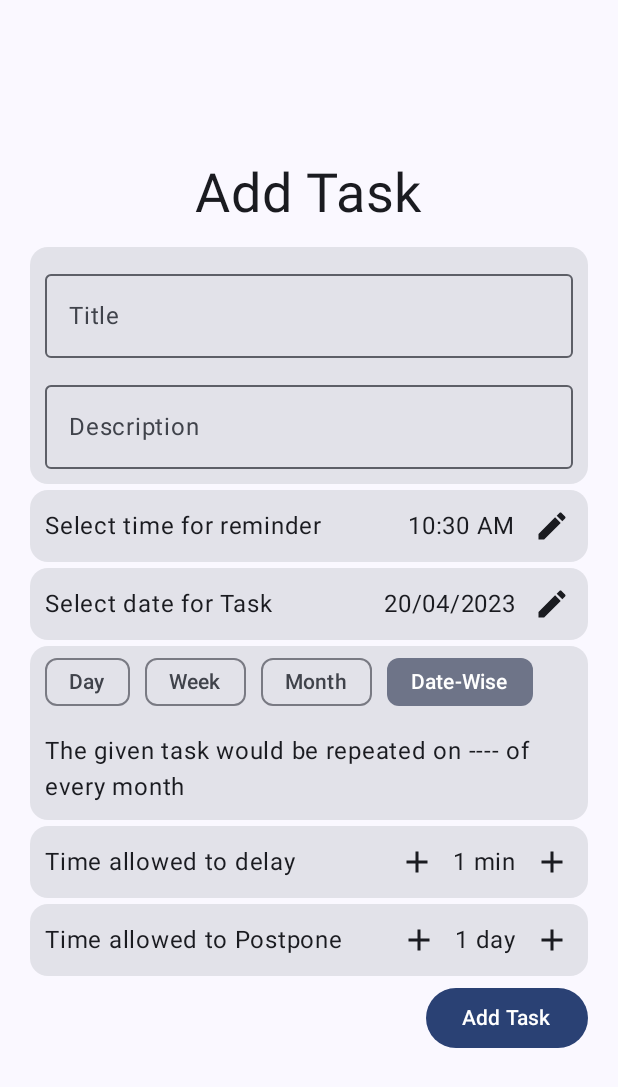
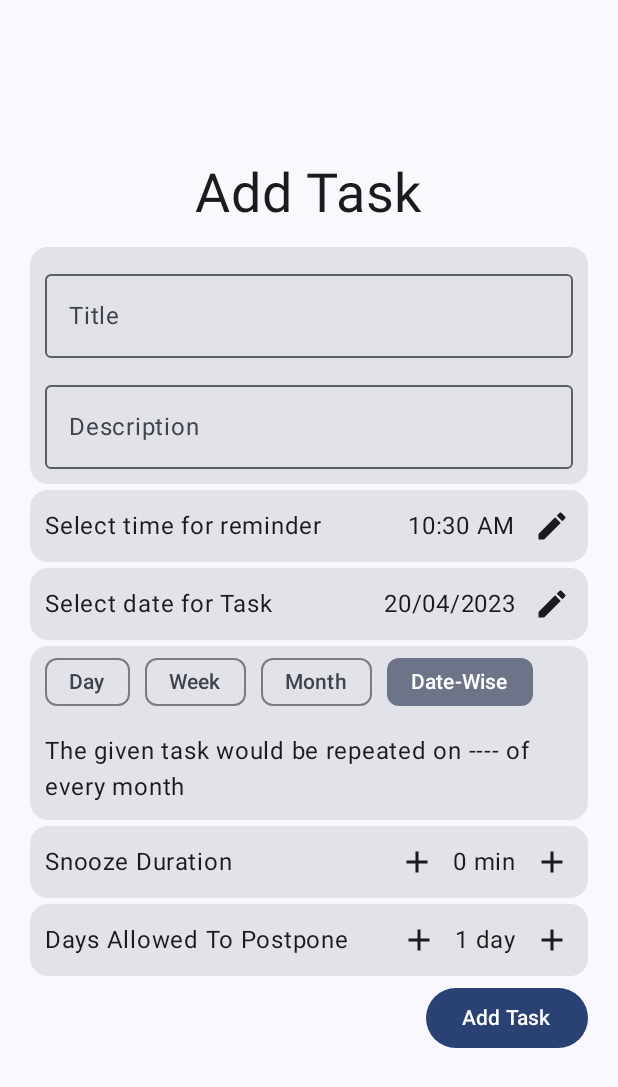
Before and after one commit to Vaishnav-Kanhirathingal/Scheduler, an Android app built with Jetpack Compose: the screen it shows after launch (MainActivity), after a tap on "Add Task", on a phone screen of 412 x 824 dp. Shown: the top 1087 px of the screen. Run offline under Robolectric (Android 15) with nearby library versions, the phone set to English and light mode, and no system bars; our stand-ins replace Firebase (no records; nobody signed in at launch, a user with empty details on screens opened directly).

Commit message:
Task creation in AddTaskPage.kt partially completed, added gson support

```diff
--- a/app/build.gradle
+++ b/app/build.gradle
@@ -75,4 +75,7 @@ dependencies {
     //navigation
     def nav_version = "2.5.3"
     implementation "androidx.navigation:navigation-compose:$nav_version"
+
+    //GSON
+    implementation 'com.google.code.gson:gson:2.10.1'
 }
--- a/app/src/main/java/com/example/scheduler/data/Task.kt
+++ b/app/src/main/java/com/example/scheduler/data/Task.kt
@@ -1,21 +1,40 @@
 package com.example.scheduler.data
 
+/**
+ * @param title main title
+ * @param description
+ * @param timeForReminder save the time for reminder as an integer. this is also the start time
+ * @param dateForReminder date for the first reminder
+ * @param dateWise this value tells if the task repeats on a particular date of the month or based on the value of [repeatGapDuration]
+ * @param repeatGapDuration repeat in _____ days this is for recurring events
+ * @param snoozeDuration time delay allowed for reminder within the same day
+ * @param postponeDuration how many days we can postpone the task
+ * */
 data class Task(
     val title: String,
     val description: String,
+    val timeForReminder: Int,
+    val dateForReminder: Int,
+    val dateWise: Boolean,
+    val repeatGapDuration: Int,
+    val snoozeDuration: Int,
+    val postponeDuration: Int,
+)
 
-    /** repeat in _____ days*/
-    val repeatGapDuration: Int,
-
-    /** time of day to remind about the task*/
-    val remindAt: Int,
-
-    /** when was the task set*/
-    val start: Int,
-
-    val delayTime: Int,
-    val delayDuration: Int
-)
 enum class Repetition {
     DAY, WEEK, MONTH, SAME_DATE
+
 }
+
+class Reps(
+    val enumValue: Repetition,
+    val timeUnit: String,
+    val step: Int
+)
+
+object Repetitions {
+    val DAY = Reps(enumValue = Repetition.DAY, timeUnit = "day", step = 1)
+    val WEEK = Reps(enumValue = Repetition.WEEK, timeUnit = "week", step = 7)
+    val MONTH = Reps(enumValue = Repetition.MONTH, timeUnit = "month", step = 30)
+    val SAME_DATE = Reps(enumValue = Repetition.SAME_DATE, timeUnit = "error", step = 0)
+}
--- a/app/src/main/java/com/example/scheduler/ui/screens/AddTaskPage.kt
+++ b/app/src/main/java/com/example/scheduler/ui/screens/AddTaskPage.kt
@@ -3,6 +3,7 @@ package com.example.scheduler.ui.screens
 import android.app.DatePickerDialog
 import android.app.TimePickerDialog
 import android.icu.util.Calendar
+import android.util.Log
 import android.widget.DatePicker
 import androidx.compose.animation.AnimatedVisibility
 import androidx.compose.foundation.ScrollState
@@ -28,6 +29,7 @@ import androidx.compose.material3.IconButton
 import androidx.compose.material3.OutlinedTextField
 import androidx.compose.material3.Text
 import androidx.compose.runtime.Composable
+import androidx.compose.runtime.MutableState
 import androidx.compose.runtime.mutableStateOf
 import androidx.compose.runtime.remember
 import androidx.compose.runtime.saveable.rememberSaveable
@@ -38,9 +40,15 @@ import androidx.compose.ui.tooling.preview.Preview
 import androidx.compose.ui.unit.dp
 import androidx.compose.ui.unit.sp
 import com.example.scheduler.data.Repetition
+import com.example.scheduler.data.Repetitions
+import com.example.scheduler.data.Reps
+import com.example.scheduler.data.Task
 import com.example.scheduler.values.FontSizeCustomValues
 import com.example.scheduler.values.PaddingCustomValues.externalSpacing
 import com.example.scheduler.values.PaddingCustomValues.internalSpacing
+import com.google.gson.Gson
+
+private const val TAG = "AddTaskPage"
 
 @Composable
 @Preview(showBackground = true)
@@ -50,6 +58,12 @@ fun AddTaskScreenPreview() {
 
 @Composable
 fun AddTaskScreen(onCompletion: () -> Unit) {
+    val title = rememberSaveable { mutableStateOf("") }
+    val description = rememberSaveable { mutableStateOf("") }
+    val dateWise = rememberSaveable { mutableStateOf(false) }
+    val snoozeDuration = rememberSaveable { mutableStateOf(0) }
+    val postponeDuration = rememberSaveable { mutableStateOf(1) }
+    val daysDelayed = rememberSaveable { mutableStateOf(0) }
     Column(
         modifier = Modifier
             .fillMaxWidth()
@@ -64,15 +78,29 @@ fun AddTaskScreen(onCompletion: () -> Unit) {
                 .align(Alignment.CenterHorizontally)
                 .padding(externalSpacing)
         )
-        TitleAndDescription()
+        TitleAndDescription(title, description)
         StartTimePicker()
         StartDatePicker()
-        RepeatSchedule()
-        DelayTaskTime()
-        DelayTaskDay()
+        RepeatSchedule(dateWise = dateWise, daysDelayed = daysDelayed)
+        DelayTaskTime(snoozeDuration = snoozeDuration)
+        DelayTaskDay(postponeDuration = postponeDuration)
         Button(
-            onClick = { /*TODO*/ }, modifier = Modifier.align(Alignment.End)
-        ) { Text(text = "Add Task") }
+            onClick = {
+                val task = Task(
+                    title = title.value,
+                    description = description.value,
+                    timeForReminder = 0,
+                    dateForReminder = 0,
+                    dateWise = dateWise.value,
+                    repeatGapDuration = daysDelayed.value,
+                    snoozeDuration = snoozeDuration.value,
+                    postponeDuration = postponeDuration.value
+                )
+                Log.d(TAG, "gson str = ${Gson().toJson(task)}")
+            },
+            modifier = Modifier.align(Alignment.End),
+            content = { Text(text = "Add Task") }
+        )
         Spacer(
             modifier = Modifier
                 .fillMaxWidth()
@@ -83,21 +111,21 @@ fun AddTaskScreen(onCompletion: () -> Unit) {
 
 @OptIn(ExperimentalMaterial3Api::class)
 @Composable
-@Preview
-fun TitleAndDescription(modifier: Modifier = Modifier) {
+fun TitleAndDescription(
+    title: MutableState<String>,
+    description: MutableState<String>, modifier: Modifier = Modifier
+) {
     Card(modifier = modifier.fillMaxWidth()) {
         Column(
             verticalArrangement = Arrangement.spacedBy(externalSpacing),
             modifier = Modifier.padding(externalSpacing)
         ) {
-            val title = rememberSaveable { mutableStateOf("") }
             OutlinedTextField(
                 value = title.value,
                 onValueChange = { title.value = it },
                 label = { Text(text = "Title") },
                 modifier = Modifier.fillMaxWidth()
             )
-            val description = rememberSaveable { mutableStateOf("") }
             OutlinedTextField(
                 value = description.value,
                 onValueChange = { description.value = it },
@@ -108,11 +136,24 @@ fun TitleAndDescription(modifier: Modifier = Modifier) {
     }
 }
 
+@Composable
+@Preview
+fun RepeatSchedulePreview() {
+    RepeatSchedule(
+        dateWise = remember { mutableStateOf(true) },
+        daysDelayed = remember { mutableStateOf(0) }
+    )
+}
+
 @OptIn(ExperimentalMaterial3Api::class)
 @Composable
-@Preview
-fun RepeatSchedule(modifier: Modifier = Modifier) {
-    val selected = remember { mutableStateOf(Repetition.SAME_DATE) }
+fun RepeatSchedule(
+    modifier: Modifier = Modifier,
+    dateWise: MutableState<Boolean>,
+    daysDelayed: MutableState<Int>
+) {
+//    val daysDelayed = remember { mutableStateOf(0) }
+    val selected = remember { mutableStateOf(Repetitions.SAME_DATE) }
     Card(modifier = modifier) {
         Column {
             Row(
@@ -121,30 +162,38 @@ fun RepeatSchedule(modifier: Modifier = Modifier) {
                     .scrollable(ScrollState(0), orientation = Orientation.Horizontal),
                 horizontalArrangement = Arrangement.spacedBy(externalSpacing)
             ) {
-                // TODO: select units day, week, year
+                val selector: (Reps) -> Unit = { reps: Reps ->
+                    selected.value = reps
+                    daysDelayed.value = if (reps.step != 0) {
+                        (daysDelayed.value / reps.step) * reps.step
+                    } else {
+                        0
+                    }
+                }
                 FilterChip(
-                    onClick = { selected.value = Repetition.DAY },
+                    onClick = { selector(Repetitions.DAY) },
                     label = { Text(text = "Day") },
-                    selected = Repetition.DAY == selected.value
+                    selected = Repetition.DAY == selected.value.enumValue
                 )
                 FilterChip(
-                    onClick = { selected.value = Repetition.WEEK },
+                    onClick = { selector(Repetitions.WEEK) },
                     label = { Text(text = "Week") },
-                    selected = Repetition.WEEK == selected.value
+                    selected = Repetition.WEEK == selected.value.enumValue
                 )
                 FilterChip(
-                    onClick = { selected.value = Repetition.MONTH },
+                    onClick = { selector(Repetitions.MONTH) },
                     label = { Text(text = "Month") },
-                    selected = Repetition.MONTH == selected.value
+                    selected = Repetition.MONTH == selected.value.enumValue
                 )
                 FilterChip(
-                    onClick = { selected.value = Repetition.SAME_DATE },
+                    onClick = { selector(Repetitions.SAME_DATE) },
                     label = { Text(text = "Date-Wise") },
-                    selected = Repetition.SAME_DATE == selected.value
+                    selected = Repetition.SAME_DATE == selected.value.enumValue
                 )
+                dateWise.value = (selected.value.enumValue == Repetition.SAME_DATE)
             }
 
-            AnimatedVisibility(visible = selected.value == Repetition.SAME_DATE) {
+            AnimatedVisibility(visible = selected.value.enumValue == Repetition.SAME_DATE) {
                 // TODO: display the date of month
                 Text(
                     text = "The given task would be repeated on ---- of every month",
@@ -154,7 +203,7 @@ fun RepeatSchedule(modifier: Modifier = Modifier) {
                 )
 
             }
-            AnimatedVisibility(visible = selected.value != Repetition.SAME_DATE) {
+            AnimatedVisibility(visible = selected.value.enumValue != Repetition.SAME_DATE) {
                 Row(verticalAlignment = Alignment.CenterVertically) {
                     Text(
                         text = "Repeat in",
@@ -163,12 +212,34 @@ fun RepeatSchedule(modifier: Modifier = Modifier) {
                             .weight(1f)
                             .padding(externalSpacing)
                     )
-                    SelectNumberRange(
-                        when (selected.value) {
-                            Repetition.DAY -> "Day"
-                            Repetition.WEEK -> "Week"
-                            Repetition.MONTH -> "Month"
-                            Repetition.SAME_DATE -> "error"
+                    IconButton(
+                        onClick = {
+                            if (daysDelayed.value >= selected.value.step) {
+                                daysDelayed.value -= selected.value.step
+                            }
+                        },
+                        content = {
+                            Icon(imageVector = Icons.Filled.Add, contentDescription = null)
+                        }
+                    )
+                    Text(
+                        text = "${
+                            if (selected.value.step != 0) {
+                                daysDelayed.value / selected.value.step
+                            } else {
+                                "0"
+                            }
+                        } ${selected.value.timeUnit}${if (daysDelayed.value > 1) "s" else ""}",
+                        fontSize = FontSizeCustomValues.medium
+                    )
+                    IconButton(
+                        onClick = {
+                            if (daysDelayed.value < 1000) {
+                                daysDelayed.value += selected.value.step
+                            }
+                        },
+                        content = {
+                            Icon(imageVector = Icons.Filled.Add, contentDescription = null)
                         }
                     )
                 }
@@ -251,40 +322,50 @@ fun StartDatePicker(modifier: Modifier = Modifier) {
 }
 
 @Composable
-fun DelayTaskTime(modifier: Modifier = Modifier) {
+fun DelayTaskTime(modifier: Modifier = Modifier, snoozeDuration: MutableState<Int>) {
     Card(modifier = modifier) {
         Row(verticalAlignment = Alignment.CenterVertically) {
             Text(
-                text = "Time allowed to delay",
+                text = "Snooze Duration",
                 modifier = Modifier
                     .weight(1f)
                     .padding(externalSpacing),
                 fontSize = FontSizeCustomValues.medium
             )
-            SelectNumberRange("min")
+            SelectNumberRange(
+                unit = "min",
+                value = snoozeDuration
+            )
         }
     }
 }
 
 @Composable
-fun DelayTaskDay(modifier: Modifier = Modifier) {
+fun DelayTaskDay(modifier: Modifier = Modifier, postponeDuration: MutableState<Int>) {
     Card(modifier = modifier) {
         Row(verticalAlignment = Alignment.CenterVertically) {
             Text(
-                text = "Time allowed to Postpone",
+                text = "Days Allowed To Postpone",
                 modifier = Modifier
                     .weight(1f)
                     .padding(externalSpacing),
                 fontSize = FontSizeCustomValues.medium
             )
-            SelectNumberRange("day")
+            SelectNumberRange(
+                unit = "day",
+                value = postponeDuration
+            )
         }
     }
 }
 
 @Composable
-fun SelectNumberRange(unit: String, rangeMin: Int = 0, rangeMax: Int = 20) {
-    val value = remember { mutableStateOf(1) }
+fun SelectNumberRange(
+    unit: String,
+    rangeMin: Int = 0,
+    rangeMax: Int = 20,
+    value: MutableState<Int>
+) {
     Row(verticalAlignment = Alignment.CenterVertically) {
         IconButton(onClick = { if (value.value > rangeMin) value.value-- }) {
             Icon(imageVector = Icons.Filled.Add, contentDescription = null)
@@ -300,8 +381,9 @@ fun SelectNumberRange(unit: String, rangeMin: Int = 0, rangeMax: Int = 20) {
 }
 
 @Composable
+@Preview(showBackground = true)
 fun RangePreview() {
-    SelectNumberRange(unit = "min")
+    SelectNumberRange(unit = "min", value = remember { mutableStateOf(1) })
 }
 
 private fun getTimeAsText(hour: Int, minute: Int): String {
```
